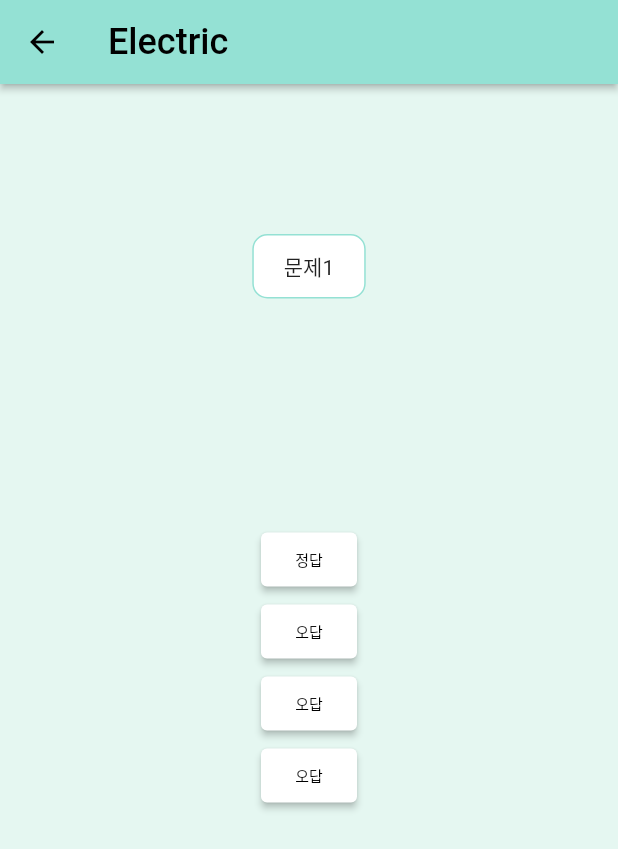
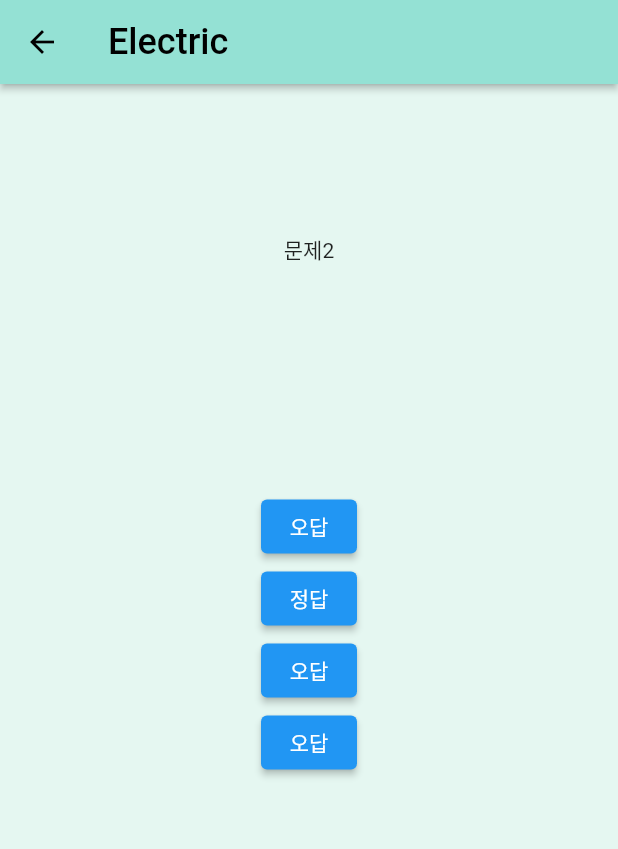
Before and after one commit to DSCHUFS/SolutionChallenge-2023-EduWithU, a Flutter app: the ChalElectricScreen screen opened directly, after a tap on "정답", on a phone screen of 412 x 824 dp. Shown: the top 849 px of the screen. Run offline on Flutter 3.47's test engine with Material 2 defaults, Android fonts, the light colour scheme and no system bars.

Commit message:
Make Quiz Function

```diff
--- a/lib/screens/chal_electric_screen.dart
+++ b/lib/screens/chal_electric_screen.dart
@@ -1,8 +1,33 @@
 import 'package:eduwithu/question_list.dart';
+import 'package:eduwithu/screens/quiz_electric_screen.dart';
+import 'package:eduwithu/screens/result_electric_screen.dart';
 import 'package:flutter/material.dart';
 
-class ChalElectricScreen extends StatelessWidget {
+class ChalElectricScreen extends StatefulWidget {
   const ChalElectricScreen({Key? key}) : super(key: key);
+
+  @override
+  State<ChalElectricScreen> createState() => _ChalElectricScreenState();
+}
+
+class _ChalElectricScreenState extends State<ChalElectricScreen> {
+  int questionIndex = 0;
+  int totalScore = 0;
+
+  void answerPressed(int score) {
+    setState(() {
+      questionIndex++;
+    });
+    totalScore += score;
+    print(totalScore);
+  }
+
+  void resetQuiz() {
+    setState(() {
+      questionIndex = 0;
+    });
+    totalScore = 0;
+  }
 
   @override
   Widget build(BuildContext context) {
@@ -19,118 +44,15 @@ class ChalElectricScreen extends StatelessWidget {
         ),
       ),
       backgroundColor: const Color(0xFFE5F7F1),
-      body: Center(
-        child: Column(
-          children: [
-            const SizedBox(height: 100),
-            Container(
-              padding: EdgeInsets.symmetric(
-                vertical: 10,
-                horizontal: 20,
-              ),
-              decoration: BoxDecoration(
-                color: Colors.white,
-                border: Border.all(color: Color(0xFF94E1D4)),
-                borderRadius: BorderRadius.circular(10),
-              ),
-              child: Text(questionList[0]["questionText"]),
+      body: (questionIndex < questionList.length)
+          ? QuizElectricScreen(
+              answerPressed: answerPressed,
+              questionIndex: questionIndex,
+            )
+          : ResultElectricScreen(
+              totalScore: totalScore,
+              resetQuiz: resetQuiz,
             ),
-            const SizedBox(height: 150),
-            ElevatedButton(
-              onPressed: () {},
-              child: Text(questionList[0]["answers"][0]["text"]),
-              style: ButtonStyle(
-                foregroundColor: MaterialStateProperty.all(Colors.black),
-                backgroundColor: MaterialStateProperty.resolveWith((states) {
-                  if (states.contains(MaterialState.pressed)) {
-                    return Color(0xFF94E1D4);
-                  } else {
-                    return Colors.white;
-                  }
-                }),
-                textStyle: MaterialStateProperty.resolveWith(
-                  (states) {
-                    if (states.contains(MaterialState.pressed)) {
-                      return TextStyle(fontSize: 16);
-                    } else {
-                      return TextStyle(fontSize: 10);
-                    }
-                  },
-                ),
-              ),
-            ),
-            ElevatedButton(
-              onPressed: () {},
-              child: Text(questionList[0]["answers"][1]["text"]),
-              style: ButtonStyle(
-                foregroundColor: MaterialStateProperty.all(Colors.black),
-                backgroundColor: MaterialStateProperty.resolveWith((states) {
-                  if (states.contains(MaterialState.pressed)) {
-                    return Color(0xFF94E1D4);
-                  } else {
-                    return Colors.white;
-                  }
-                }),
-                textStyle: MaterialStateProperty.resolveWith(
-                  (states) {
-                    if (states.contains(MaterialState.pressed)) {
-                      return TextStyle(fontSize: 16);
-                    } else {
-                      return TextStyle(fontSize: 10);
-                    }
-                  },
-                ),
-              ),
-            ),
-            ElevatedButton(
-              onPressed: () {},
-              child: Text(questionList[0]["answers"][2]["text"]),
-              style: ButtonStyle(
-                foregroundColor: MaterialStateProperty.all(Colors.black),
-                backgroundColor: MaterialStateProperty.resolveWith((states) {
-                  if (states.contains(MaterialState.pressed)) {
-                    return Color(0xFF94E1D4);
-                  } else {
-                    return Colors.white;
-                  }
-                }),
-                textStyle: MaterialStateProperty.resolveWith(
-                  (states) {
-                    if (states.contains(MaterialState.pressed)) {
-                      return TextStyle(fontSize: 16);
-                    } else {
-                      return TextStyle(fontSize: 10);
-                    }
-                  },
-                ),
-              ),
-            ),
-            ElevatedButton(
-              onPressed: () {},
-              child: Text(questionList[0]["answers"][3]["text"]),
-              style: ButtonStyle(
-                foregroundColor: MaterialStateProperty.all(Colors.black),
-                backgroundColor: MaterialStateProperty.resolveWith((states) {
-                  if (states.contains(MaterialState.pressed)) {
-                    return Color(0xFF94E1D4);
-                  } else {
-                    return Colors.white;
-                  }
-                }),
-                textStyle: MaterialStateProperty.resolveWith(
-                  (states) {
-                    if (states.contains(MaterialState.pressed)) {
-                      return TextStyle(fontSize: 16);
-                    } else {
-                      return TextStyle(fontSize: 10);
-                    }
-                  },
-                ),
-              ),
-            ),
-          ],
-        ),
-      ),
     );
   }
 }
--- /dev/null
+++ b/lib/screens/quiz_electric_screen.dart
@@ -0,0 +1,46 @@
+import 'package:eduwithu/question_list.dart';
+import 'package:flutter/material.dart';
+
+class QuizElectricScreen extends StatelessWidget {
+  const QuizElectricScreen({
+    Key? key,
+    required this.answerPressed,
+    required this.questionIndex,
+  }) : super(key: key);
+
+  final Function answerPressed;
+  final int questionIndex;
+
+  @override
+  Widget build(BuildContext context) {
+    return Center(
+      child: Column(
+        children: [
+          const SizedBox(height: 100),
+          Text(questionList[questionIndex]["questionText"]),
+          const SizedBox(height: 150),
+          ElevatedButton(
+            onPressed: () => answerPressed(
+                questionList[questionIndex]["answers"][0]["score"]),
+            child: Text(questionList[questionIndex]["answers"][0]["text"]),
+          ),
+          ElevatedButton(
+            onPressed: () => answerPressed(
+                questionList[questionIndex]["answers"][1]["score"]),
+            child: Text(questionList[questionIndex]["answers"][1]["text"]),
+          ),
+          ElevatedButton(
+            onPressed: () => answerPressed(
+                questionList[questionIndex]["answers"][2]["score"]),
+            child: Text(questionList[questionIndex]["answers"][2]["text"]),
+          ),
+          ElevatedButton(
+            onPressed: () => answerPressed(
+                questionList[questionIndex]["answers"][3]["score"]),
+            child: Text(questionList[questionIndex]["answers"][3]["text"]),
+          ),
+        ],
+      ),
+    );
+  }
+}
--- /dev/null
+++ b/lib/screens/result_electric_screen.dart
@@ -0,0 +1,43 @@
+import 'package:flutter/material.dart';
+
+class ResultElectricScreen extends StatelessWidget {
+  const ResultElectricScreen({
+    Key? key,
+    required this.totalScore,
+    required this.resetQuiz,
+  }) : super(key: key);
+
+  final int totalScore;
+  final Function resetQuiz;
+
+  @override
+  Widget build(BuildContext context) {
+    String resultMessage;
+
+    if (totalScore <= 1) {
+      resultMessage = 'bad';
+    } else if (totalScore <= 2) {
+      resultMessage = 'normal';
+    } else {
+      resultMessage = 'good';
+    }
+
+    return Center(
+      child: Column(
+        children: [
+          SizedBox(
+            height: 150,
+          ),
+          Text(resultMessage),
+          SizedBox(
+            height: 100,
+          ),
+          ElevatedButton(
+            onPressed: () => resetQuiz(),
+            child: Text("reset quiz"),
+          ),
+        ],
+      ),
+    );
+  }
+}
```
